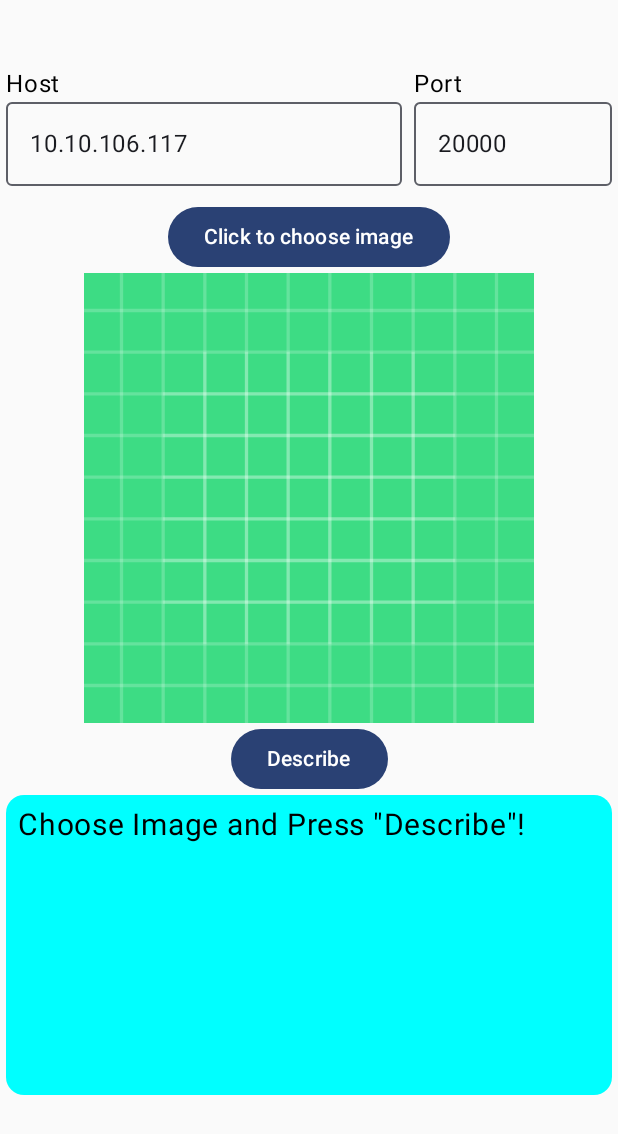
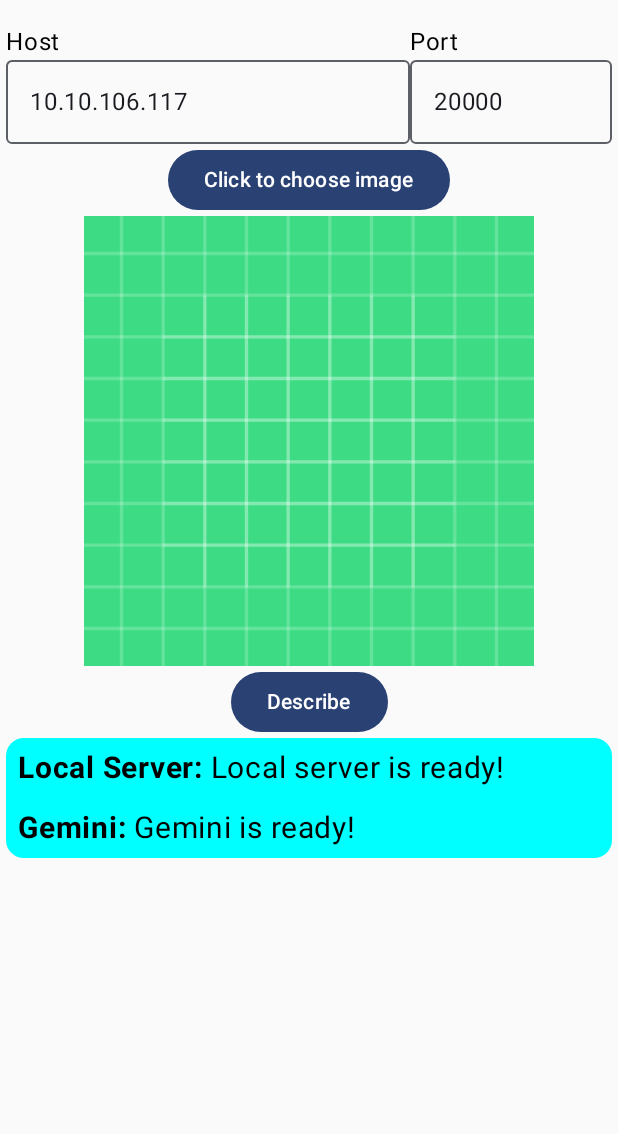
Before and after one commit to LuongManhLinh/QGenI, an Android app built with Jetpack Compose: the screen it shows after launch (MainActivity), on a phone screen of 412 x 824 dp. Shown: the top 1134 px of the screen. Run offline under Robolectric (Android 15) with nearby library versions, the phone set to English and light mode, and no system bars.

Commit message:
Add Gemini to IDS

```diff
--- a/app/build.gradle.kts
+++ b/app/build.gradle.kts
@@ -62,7 +62,7 @@ dependencies {
     implementation(libs.androidx.material3)
 
     implementation(libs.coil.compose)
-
+    implementation(libs.generativeai)
 
     testImplementation(libs.junit)
     androidTestImplementation(libs.androidx.junit)
--- a/app/src/main/java/com/example/qgeni/api/ids/IdsAPI.kt
+++ b/app/src/main/java/com/example/qgeni/api/ids/IdsHostAPI.kt
@@ -11,7 +11,7 @@ import java.nio.ByteBuffer
 import java.nio.ByteOrder
 
 
-object IdsAPI : IIdsApi {
+object IdsHostAPI : IIdsAPI {
     const val DEFAULT_HOST = "10.10.106.117"
     const val DEFAULT_PORT = 20000
     private const val LOG_TAG = "SOCKET CONNECTION"
@@ -20,7 +20,7 @@ object IdsAPI : IIdsApi {
     private var port = DEFAULT_PORT
 
 
-    override fun describe(image: Bitmap): String? {
+    override suspend fun describe(image: Bitmap): String? {
         try {
             val socket = Socket(host, port)
             val outputStream = DataOutputStream(socket.getOutputStream())
--- a/app/src/main/java/com/example/qgeni/ui/ExampleIdsUI.kt
+++ b/app/src/main/java/com/example/qgeni/ui/ExampleIdsUI.kt
@@ -13,6 +13,7 @@ import androidx.compose.foundation.layout.height
 import androidx.compose.foundation.layout.heightIn
 import androidx.compose.foundation.layout.padding
 import androidx.compose.foundation.layout.widthIn
+import androidx.compose.foundation.lazy.LazyColumn
 import androidx.compose.material3.Button
 import androidx.compose.material3.Card
 import androidx.compose.material3.CardDefaults
@@ -27,6 +28,10 @@ import androidx.compose.ui.graphics.Color
 import androidx.compose.ui.layout.ContentScale
 import androidx.compose.ui.platform.LocalContext
 import androidx.compose.ui.res.painterResource
+import androidx.compose.ui.text.SpanStyle
+import androidx.compose.ui.text.buildAnnotatedString
+import androidx.compose.ui.text.font.FontWeight
+import androidx.compose.ui.text.withStyle
 import androidx.compose.ui.tooling.preview.Preview
 import androidx.compose.ui.unit.dp
 import androidx.compose.ui.unit.sp
@@ -52,10 +57,9 @@ fun ExampleIdsUI(
 
     Column(
         horizontalAlignment = Alignment.CenterHorizontally,
-        modifier = Modifier.fillMaxSize().padding(4.dp).padding(top = 40.dp)
+        modifier = Modifier.fillMaxSize().padding(4.dp).padding(top = 12.dp)
     ) {
         Row(
-            modifier = Modifier.padding(bottom = 10.dp)
         ) {
             Column(
                 modifier = Modifier.weight(2f)
@@ -66,7 +70,6 @@ fun ExampleIdsUI(
                     onValueChange = { viewModel.updateHost(it) }
                 )
             }
-            Spacer(Modifier.padding(horizontal = 4.dp))
             Column(
                 modifier = Modifier.weight(1f)
             ) {
@@ -93,13 +96,9 @@ fun ExampleIdsUI(
             error = painterResource(R.drawable.ic_launcher_background),
             modifier = Modifier
                 .widthIn(min = 300.dp)
-                .heightIn(max = 500.dp, min = 200.dp),
+                .heightIn(max = 400.dp, min = 200.dp),
             contentScale = ContentScale.Crop
         )
-
-
-
-
 
         Button(
             onClick = {
@@ -110,19 +109,44 @@ fun ExampleIdsUI(
         }
 
         Card(
-            modifier = Modifier.fillMaxWidth().height(200.dp),
+            modifier = Modifier.fillMaxWidth(),
             colors = CardDefaults.cardColors(
                 containerColor = Color.Cyan
             )
         ) {
-            Text(
-                text = uiState.serverResponse,
-                fontSize = 20.sp,
-                modifier = Modifier.padding(8.dp)
-            )
+            LazyColumn {
+                item {
+                    Text(
+                        text = buildAnnotatedString {
+                            withStyle(style = SpanStyle(fontWeight = FontWeight.Bold)) {
+                                append("Local Server: ")
+                            }
+                            append(uiState.serverResponse)
+                        },
+                        fontSize = 20.sp,
+                        modifier = Modifier.padding(8.dp)
+                    )
+                }
+
+                item {
+                    Text(
+                        text = buildAnnotatedString {
+                            withStyle(style = SpanStyle(fontWeight = FontWeight.Bold)) {
+                                append("Gemini: ")
+                            }
+                            append(uiState.geminiResponse)
+                        },
+                        fontSize = 20.sp,
+                        modifier = Modifier.padding(8.dp)
+                    )
+                }
+
+            }
+
         }
     }
 }
+
 
 @Preview(showBackground = true)
 @Composable
--- a/app/src/main/java/com/example/qgeni/ui/ExampleIdsViewModel.kt
+++ b/app/src/main/java/com/example/qgeni/ui/ExampleIdsViewModel.kt
@@ -6,7 +6,8 @@ import android.net.Uri
 import android.util.Log
 import androidx.lifecycle.ViewModel
 import androidx.lifecycle.viewModelScope
-import com.example.qgeni.api.ids.IdsAPI
+import com.example.qgeni.api.ids.IdsGeminiAPI
+import com.example.qgeni.api.ids.IdsHostAPI
 import kotlinx.coroutines.Dispatchers
 import kotlinx.coroutines.flow.MutableStateFlow
 import kotlinx.coroutines.flow.asStateFlow
@@ -44,21 +45,37 @@ class ExampleIdsViewModel : ViewModel() {
 
         val stream = context.contentResolver.openInputStream(uri)
         val image = BitmapFactory.decodeStream(stream)
+
+        viewModelScope.launch {
+            val geminiResponse = IdsGeminiAPI.describe(image)
+            _uiState.update {
+                it.copy(
+                    geminiResponse = geminiResponse ?: "Something went wrong with Gemini!"
+                )
+            }
+        }
+
         viewModelScope.launch(Dispatchers.IO) {
-            IdsAPI.setHostPort(_uiState.value.host, _uiState.value.port.toInt())
-            val response = IdsAPI.describe(image)
+            IdsHostAPI.setHostPort(_uiState.value.host, _uiState.value.port.toInt())
+            val localResponse = IdsHostAPI.describe(image)
+
+
             _uiState.update {
-                it.copy(serverResponse = response ?: "Something went wrong! Please check Logcat!")
+                it.copy(
+                    serverResponse = localResponse ?: "Something went wrong! Please check Logcat!",
+                )
             }
-            Log.e("RESPONSE FROM SERVER", response ?: "")
         }
+
+
     }
 
 }
 
 data class ExampleIdsUiState(
-    val host : String = IdsAPI.DEFAULT_HOST,
-    val port : String = IdsAPI.DEFAULT_PORT.toString(),
-    val serverResponse: String = "Choose Image and Press \"Describe\"!",
+    val host : String = IdsHostAPI.DEFAULT_HOST,
+    val port : String = IdsHostAPI.DEFAULT_PORT.toString(),
+    val serverResponse: String = "Local server is ready!",
+    val geminiResponse: String = "Gemini is ready!",
     val imageUri : Uri = Uri.EMPTY
 )
--- a/gradle/libs.versions.toml
+++ b/gradle/libs.versions.toml
@@ -1,6 +1,7 @@
 [versions]
 agp = "8.6.0"
 coilCompose = "3.0.0"
+generativeai = "0.9.0"
 kotlin = "1.9.0"
 coreKtx = "1.15.0"
 junit = "4.13.2"
@@ -14,6 +15,7 @@ composeBom = "2024.04.01"
 androidx-core-ktx = { group = "androidx.core", name = "core-ktx", version.ref = "coreKtx" }
 androidx-lifecycle-viewmodel-compose = { module = "androidx.lifecycle:lifecycle-viewmodel-compose", version.ref = "lifecycleRuntimeKtx" }
 coil-compose = { module = "io.coil-kt.coil3:coil-compose", version.ref = "coilCompose" }
+generativeai = { module = "com.google.ai.client.generativeai:generativeai", version.ref = "generativeai" }
 junit = { group = "junit", name = "junit", version.ref = "junit" }
 androidx-junit = { group = "androidx.test.ext", name = "junit", version.ref = "junitVersion" }
 androidx-espresso-core = { group = "androidx.test.espresso", name = "espresso-core", version.ref = "espressoCore" }
```
Also changed, not shown: app/src/main/java/com/example/qgeni/api/ids/IIdsAPI.kt (added, +7 -0 lines), app/src/main/java/com/example/qgeni/api/ids/IIdsApi.kt (deleted, +0 -7 lines), app/src/main/java/com/example/qgeni/api/ids/IdsGeminiAPI.kt (added, +35 -0 lines).
